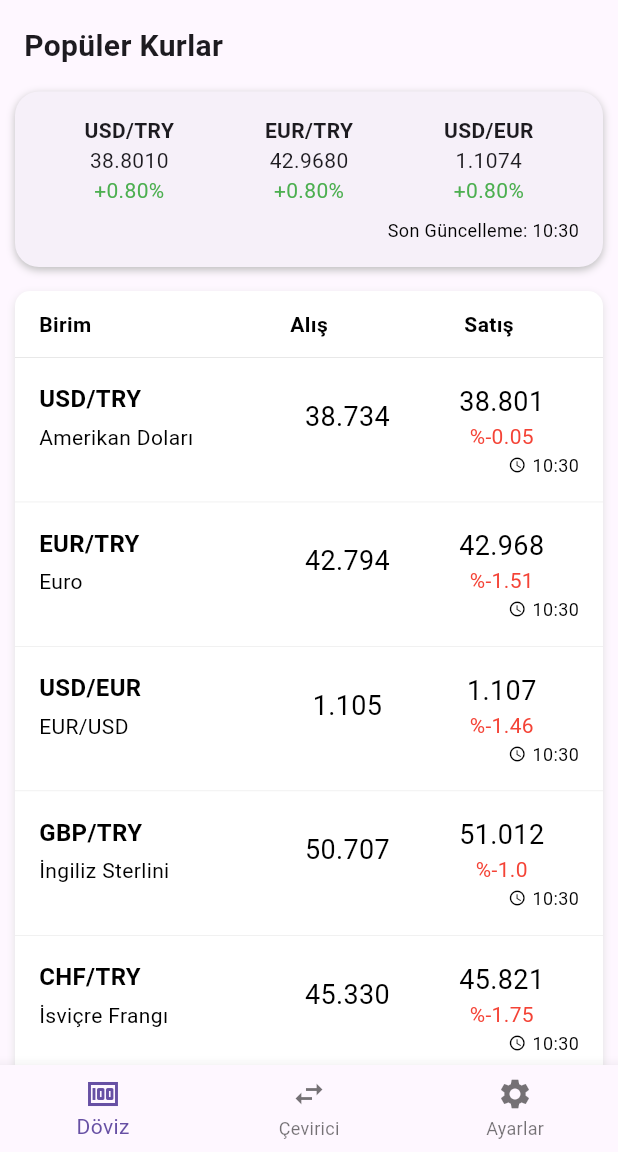
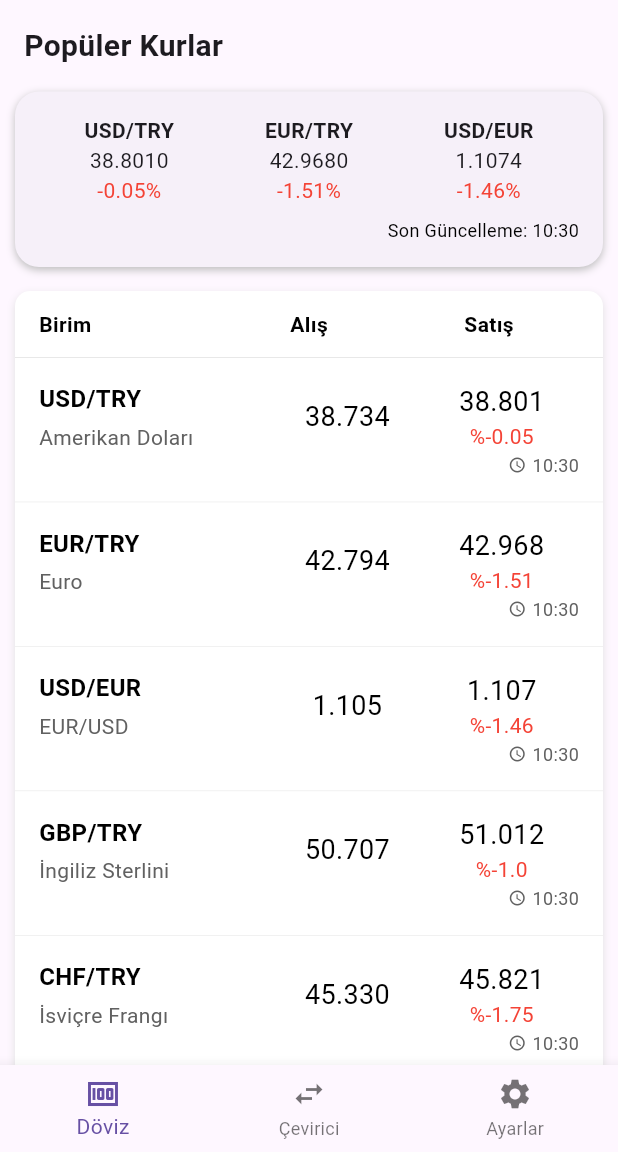
Before and after one commit to TarikKaravar/FXSwift, a Flutter app: the screen it shows after launch, on a phone screen of 412 x 824 dp, the part 84-1236 px from its top. Run offline on Flutter 3.47's test engine with Material 3 defaults, Android fonts, the phone set to English and light mode, and no system bars; our stand-ins replace go_router, lottie; network calls fail.

Commit message:
Canlı kur yüzde değişimleri canlı çekiliyor

```diff
--- a/lib/screens/home_screen.dart
+++ b/lib/screens/home_screen.dart
@@ -1,4 +1,3 @@
-// Gerekli importlar
 import 'package:flutter/material.dart';
 import '../services/currency_service.dart';
 
@@ -11,7 +10,9 @@ class HomeScreen extends StatefulWidget {
 
 class _HomeScreenState extends State<HomeScreen> {
   Map<String, double> popularRates = {};
+  Map<String, double> popularChanges = {};
   String? lastUpdated;
+
   Map<String, Map<String, dynamic>> allCurrencies = {
     "USD/TRY": {"name": "Amerikan Doları", "buy": 38.734, "sell": 38.801, "change": -0.05},
     "EUR/TRY": {"name": "Euro", "buy": 42.794, "sell": 42.968, "change": -1.51},
@@ -22,9 +23,6 @@ class _HomeScreenState extends State<HomeScreen> {
     "CAD/TRY": {"name": "Kanada Doları", "buy": 27.157, "sell": 27.923, "change": -0.58},
     "SAR/TRY": {"name": "Suudi Arabistan Riyali", "buy": 10.180, "sell": 10.487, "change": -0.05},
     "JPY/TRY": {"name": "Japon Yeni", "buy": 0.257, "sell": 0.261, "change": -2.21},
-
-
-
   };
 
   @override
@@ -35,15 +33,17 @@ class _HomeScreenState extends State<HomeScreen> {
 
   Future<void> fetchData() async {
     try {
-      final result = await CurrencyService.fetchPopularRates();
+      final result = await CurrencyService.fetchPopularRatesWithChange();
       setState(() {
-        popularRates = Map<String, double>.from(result['rates']);
-        // Update with current time
+        for (final entry in result.entries) {
+          final code = entry.key;
+          popularRates[code] = entry.value['sell']!;
+          popularChanges[code] = entry.value['change']!;
+        }
         lastUpdated = DateTime.now().toIso8601String();
       });
     } catch (e) {
       print('Hata oluştu: $e');
-      // Set current time anyway for the example
       setState(() {
         lastUpdated = DateTime.now().toIso8601String();
       });
@@ -69,7 +69,6 @@ class _HomeScreenState extends State<HomeScreen> {
             onPressed: fetchData,
           ),
           const SizedBox(width: 8),
-
         ],
       ),
       body: SingleChildScrollView(
@@ -102,9 +101,21 @@ class _HomeScreenState extends State<HomeScreen> {
                   Row(
                     mainAxisAlignment: MainAxisAlignment.spaceAround,
                     children: [
-                      buildRateColumn("USD/TRY", popularRates["USD/TRY"] ?? allCurrencies["USD/TRY"]?["sell"]),
-                      buildRateColumn("EUR/TRY", popularRates["EUR/TRY"] ?? allCurrencies["EUR/TRY"]?["sell"]),
-                      buildRateColumn("USD/EUR", popularRates["USD/EUR"] ?? allCurrencies["USD/EUR"]?["sell"]),
+                      buildRateColumn(
+                        "USD/TRY",
+                        popularRates["USD/TRY"] ?? allCurrencies["USD/TRY"]?["sell"],
+                        popularChanges["USD/TRY"] ?? allCurrencies["USD/TRY"]?["change"],
+                      ),
+                      buildRateColumn(
+                        "EUR/TRY",
+                        popularRates["EUR/TRY"] ?? allCurrencies["EUR/TRY"]?["sell"],
+                        popularChanges["EUR/TRY"] ?? allCurrencies["EUR/TRY"]?["change"],
+                      ),
+                      buildRateColumn(
+                        "USD/EUR",
+                        popularRates["USD/EUR"] ?? allCurrencies["USD/EUR"]?["sell"],
+                        popularChanges["USD/EUR"] ?? allCurrencies["USD/EUR"]?["change"],
+                      ),
                     ],
                   ),
                   const SizedBox(height: 8),
@@ -114,14 +125,12 @@ class _HomeScreenState extends State<HomeScreen> {
                       lastUpdated != null
                           ? "Son Güncelleme: ${formatTime(lastUpdated!)}"
                           : "Güncelleniyor...",
-                      style: const TextStyle(fontSize: 12, color: Color.fromARGB(255, 0, 0, 0)),
+                      style: const TextStyle(fontSize: 12, color: Colors.black),
                     ),
                   ),
                 ],
               ),
             ),
-
-            // Currencies List Section
             Padding(
               padding: const EdgeInsets.symmetric(horizontal: 10, vertical: 16),
               child: Container(
@@ -145,20 +154,14 @@ class _HomeScreenState extends State<HomeScreen> {
                         border: Border(bottom: BorderSide(color: Colors.grey.shade300, width: 0.5)),
                       ),
                       child: Row(
-                        children: [
+                        children: const [
                           Expanded(
-                            child: Row(
-                              children: [
-                                const Text(
+                            child: Text(
                               "Birim",
                               style: TextStyle(color: Colors.black, fontWeight: FontWeight.bold),
                             ),
-                                const SizedBox(width: 8),
-
-                              ],
                           ),
-                          ),
-                          const Expanded(
+                          Expanded(
                             child: Center(
                               child: Text(
                                 "Alış",
@@ -166,7 +169,7 @@ class _HomeScreenState extends State<HomeScreen> {
                               ),
                             ),
                           ),
-                          const Expanded(
+                          Expanded(
                             child: Center(
                               child: Text(
                                 "Satış",
@@ -177,16 +180,25 @@ class _HomeScreenState extends State<HomeScreen> {
                         ],
                       ),
                     ),
+                    ...allCurrencies.entries.map((entry) {
+                      final code = entry.key;
+                      final name = entry.value['name'];
+                      final isLive = popularRates.containsKey(code);
+                      final buy = isLive ? popularRates[code]! - 0.05 : entry.value['buy'];
+                      final sell = isLive ? popularRates[code]! : entry.value['sell'];
+                      final change = isLive
+                          ? (popularChanges[code] ?? 0)
+                          : entry.value['change'];
 
-                    // Currency Rows
-                    ...allCurrencies.entries.map((entry) => buildCurrencyListItem(
-                      currencyCode: entry.key,
-                      currencyName: entry.value["name"],
-                      buyRate: entry.value["buy"],
-                      sellRate: entry.value["sell"],
-                      changePercent: entry.value["change"],
+                      return buildCurrencyListItem(
+                        currencyCode: code,
+                        currencyName: name,
+                        buyRate: buy,
+                        sellRate: sell,
+                        changePercent: change,
                         lastUpdate: lastUpdated != null ? formatTime(lastUpdated!) : "20:26",
-                    )).toList(),
+                      );
+                    }).toList(),
                   ],
                 ),
               ),
@@ -194,11 +206,13 @@ class _HomeScreenState extends State<HomeScreen> {
           ],
         ),
       ),
-
     );
   }
 
-  Widget buildRateColumn(String label, double? value) {
+  Widget buildRateColumn(String label, double? value, double? changePercent) {
+    final color = (changePercent ?? 0) < 0 ? Colors.red : Colors.green;
+    final changeText = changePercent != null ? "${changePercent.toStringAsFixed(2)}%" : "-";
+
     return Column(
       children: [
         Text(
@@ -206,9 +220,9 @@ class _HomeScreenState extends State<HomeScreen> {
           style: const TextStyle(fontWeight: FontWeight.bold),
         ),
         Text(value != null ? value.toStringAsFixed(4) : '-'),
-        const Text(
-          '+0.80%',
-          style: TextStyle(color: Colors.green),
+        Text(
+          changeText,
+          style: TextStyle(color: color),
         ),
       ],
     );
@@ -248,7 +262,7 @@ class _HomeScreenState extends State<HomeScreen> {
                     const SizedBox(height: 4),
                     Text(
                       currencyName,
-                      style: TextStyle(color: const Color.fromARGB(255, 0, 0, 0), fontSize: 14),
+                      style: TextStyle(color: Colors.grey.shade700, fontSize: 14),
                     ),
                   ],
                 ),
@@ -256,14 +270,10 @@ class _HomeScreenState extends State<HomeScreen> {
               if (hasValue) ...[
                 Expanded(
                   flex: 2,
-                  child: Column(
-                    children: [
-                      Text(
+                  child: Text(
                     buyRate.toStringAsFixed(3),
                     style: const TextStyle(color: Colors.black, fontSize: 18),
                     textAlign: TextAlign.center,
-                      ),
-                    ],
                   ),
                 ),
                 Expanded(
@@ -308,11 +318,11 @@ class _HomeScreenState extends State<HomeScreen> {
             child: Row(
               mainAxisSize: MainAxisSize.min,
               children: [
-                Icon(Icons.access_time, color: const Color.fromARGB(255, 0, 0, 0), size: 12),
+                Icon(Icons.access_time, color: Colors.grey.shade700, size: 12),
                 const SizedBox(width: 4),
                 Text(
                   lastUpdate,
-                  style: TextStyle(color: const Color.fromARGB(255, 0, 0, 0), fontSize: 12),
+                  style: TextStyle(color: Colors.grey.shade700, fontSize: 12),
                 ),
               ],
             ),
--- a/lib/services/currency_service.dart
+++ b/lib/services/currency_service.dart
@@ -1,25 +1,22 @@
-
 import 'dart:convert';
 import 'package:http/http.dart' as http;
 
 class CurrencyService {
-  static const String _apiKey = 'cur_live_Y5F6IJ04n9niRA8hWctnrDGO9mH0A8QDcXFfE8uc';
-  static const String _baseUrl = 'https://api.currencyapi.com/v3/latest';
+  static const String _apiKey = 'cur_live_wvOypY485gHCZ5b6pCBf37D3pWQpvLQnXQL0yV0d';
+  static const String _latestUrl = 'https://api.currencyapi.com/v3/latest';
+  static const String _rangeUrl = 'https://api.currencyapi.com/v3/range';
 
   static const List<String> popularPairs = [
     'USD/TRY',
     'EUR/TRY',
-    'GBP/TRY',
     'USD/EUR',
   ];
 
-  // Belirli kurları ve son güncelleme zamanını çeker
+  /// Anlık oranlar
   static Future<Map<String, dynamic>> fetchPopularRates() async {
     final currencies = popularPairs.map((pair) => pair.split('/')[1]).toSet().join(',');
-    final base = 'USD';
-    final url = Uri.parse('$_baseUrl?apikey=$_apiKey&base_currency=$base&currencies=$currencies');
-
-    print('API URL: $url');
+    const base = 'USD';
+    final url = Uri.parse('$_latestUrl?apikey=$_apiKey&base_currency=$base&currencies=$currencies');
 
     final response = await http.get(url);
 
@@ -27,9 +24,6 @@ class CurrencyService {
       final jsonBody = json.decode(response.body);
       final data = jsonBody['data'];
       final lastUpdated = jsonBody['meta']['last_updated_at'];
-
-      print('Veri başarıyla alındı!'); // Başarı mesajı
-      print('Son Güncelleme Zamanı: $lastUpdated');
 
       Map<String, double> rates = {};
 
@@ -40,13 +34,10 @@ class CurrencyService {
         if (baseCode == base && data[targetCode] != null) {
           final rate = (data[targetCode]['value'] as num).toDouble();
           rates[pair] = rate;
-          print('$pair: $rate');
         } else if (baseCode != base && data[baseCode] != null && data[targetCode] != null) {
-          double inverse = (data[baseCode]['value'] as num).toDouble();
-          double target = (data[targetCode]['value'] as num).toDouble();
-          double rate = target / inverse;
-          rates[pair] = rate;
-          print('$pair: $rate');
+          final baseVal = (data[baseCode]['value'] as num).toDouble();
+          final targetVal = (data[targetCode]['value'] as num).toDouble();
+          rates[pair] = targetVal / baseVal;
         }
       }
 
@@ -55,8 +46,48 @@ class CurrencyService {
         'last_updated': lastUpdated,
       };
     } else {
-      print('Hata oluştu: ${response.statusCode}');
       throw Exception('Döviz kurları alınamadı: ${response.statusCode}');
     }
   }
+
+  /// Canlı + % değişim hesaplayan versiyon
+  static Future<Map<String, Map<String, double>>> fetchPopularRatesWithChange() async {
+    final now = DateTime.now();
+    final yesterday = now.subtract(const Duration(days: 1));
+    final todayStr = now.toIso8601String().split('T').first;
+    final yesterdayStr = yesterday.toIso8601String().split('T').first;
+
+    final results = <String, Map<String, double>>{};
+
+    for (var pair in popularPairs) {
+      final baseCode = pair.split('/')[0];
+      final targetCode = pair.split('/')[1];
+
+      final url = Uri.parse(
+        '$_rangeUrl?apikey=$_apiKey&base_currency=$baseCode&currencies=$targetCode&start_date=$yesterdayStr&end_date=$todayStr',
+      );
+
+      final response = await http.get(url);
+
+      if (response.statusCode == 200) {
+        final jsonBody = json.decode(response.body);
+        final data = jsonBody['data'];
+
+        final double? current = data[todayStr]?[targetCode]?.toDouble();
+        final double? previous = data[yesterdayStr]?[targetCode]?.toDouble();
+
+        if (current != null && previous != null && previous != 0) {
+          final change = ((current - previous) / previous) * 100;
+          results[pair] = {
+            'sell': current,
+            'change': change,
+          };
+        }
+      } else {
+        print('Hata (range): $pair -> ${response.statusCode}');
+      }
+    }
+
+    return results;
+  }
 }
```
Lines whose indentation alone changed are shown as unchanged.
